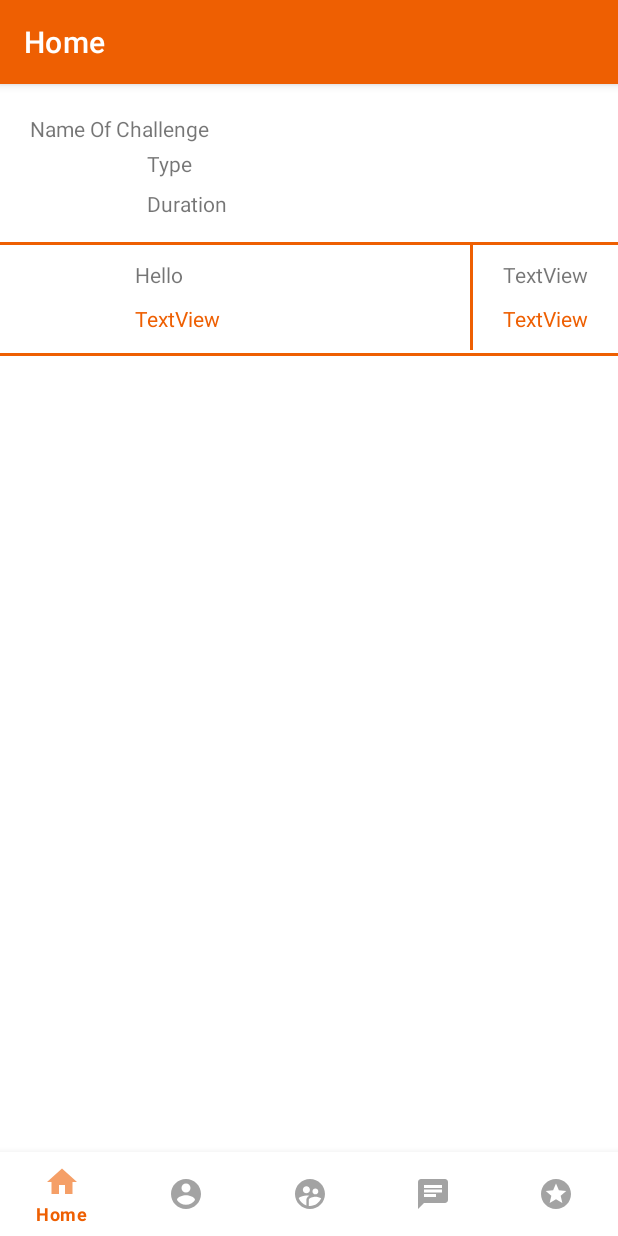
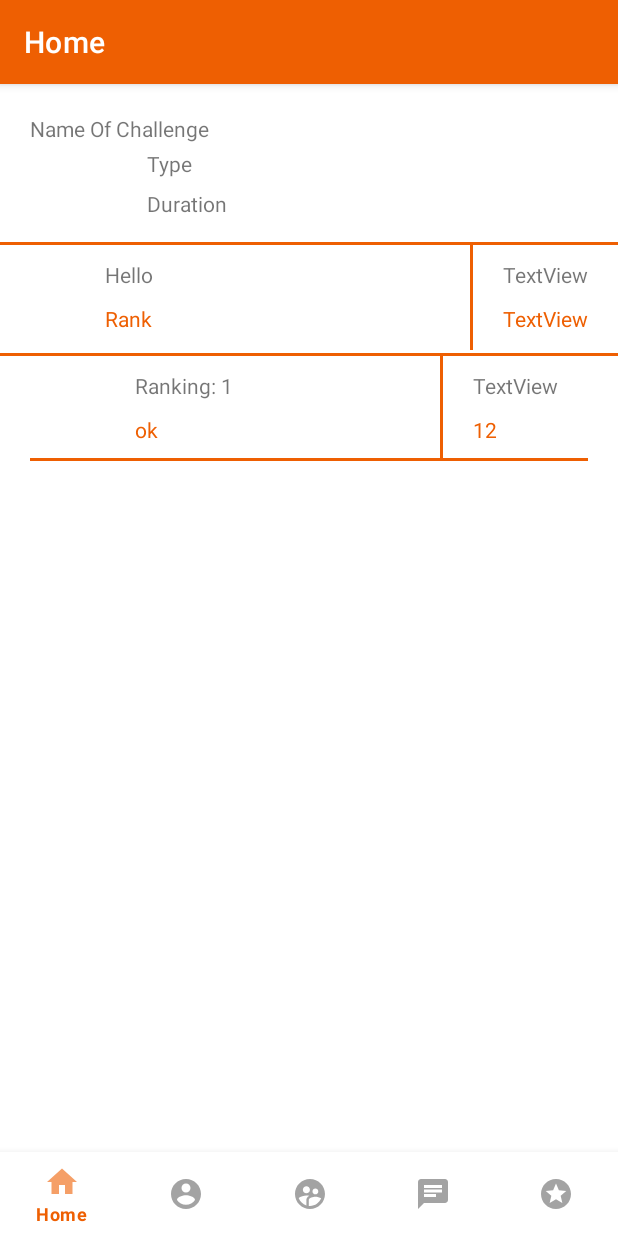
Before and after one commit to HarithaML/LetsCompete, an Android app: the fragment LeaderBoardFragment placed in its activity, on a phone screen of 412 x 824 dp. Run offline under Robolectric (Android 15) with nearby library versions, the phone set to English and light mode, and no system bars; our stand-ins replace Firebase (no records; nobody signed in at launch, a user with empty details on screens opened directly), Room's generated code.

Commit message:
add database thing

```diff
--- a/app/build.gradle
+++ b/app/build.gradle
@@ -30,6 +30,11 @@ android {
 }
 
 dependencies {
+    def room_version = "2.2.5"
+
+    implementation "androidx.room:room-runtime:$room_version"
+    annotationProcessor "androidx.room:room-compiler:$room_version"
+
     implementation 'com.android.support:design:30.0.0'
     implementation 'androidx.appcompat:appcompat:1.2.0'
     implementation 'com.google.android.material:material:1.2.1'
--- /dev/null
+++ b/app/src/main/java/com/example/letscompete/AppDatabase.java
@@ -0,0 +1,30 @@
+package com.example.letscompete;
+
+import android.content.Context;
+
+import androidx.room.Database;
+import androidx.room.Room;
+import androidx.room.RoomDatabase;
+
+@Database(entities = {UserLeaderBoardStats.class}, version = 1)
+public abstract class AppDatabase extends RoomDatabase{
+    private static AppDatabase sInstance;
+    public abstract UserLeaderBoardStatsDao userDao();
+
+    public static AppDatabase getInstance(Context context)
+    {
+        if(sInstance ==null)
+        {
+            //please replace this later
+            sInstance = Room.databaseBuilder(context.getApplicationContext(),
+                    AppDatabase.class, "user-leaderboard").allowMainThreadQueries().build();
+        }
+
+        return sInstance;
+    }
+
+    public static void destroyInstance()
+    {
+        sInstance = null;
+    }
+}
--- /dev/null
+++ b/app/src/main/java/com/example/letscompete/UserLeaderBoardStats.java
@@ -0,0 +1,60 @@
+package com.example.letscompete;
+
+import android.graphics.Bitmap;
+
+import androidx.annotation.NonNull;
+import androidx.room.ColumnInfo;
+import androidx.room.Entity;
+import androidx.room.Ignore;
+import androidx.room.PrimaryKey;
+
+@Entity
+public class UserLeaderBoardStats {
+    @PrimaryKey
+    @NonNull
+    @ColumnInfo(name = "username")
+    public String username;
+
+    @ColumnInfo(name = "rank")
+    public int rank;
+
+    @ColumnInfo(name = "stat")
+    public String stat;
+
+    @Ignore
+    @ColumnInfo(name = "picture")
+    Bitmap picture;
+
+
+    public Bitmap getPicture() {
+        return picture;
+    }
+
+    public void setPicture(Bitmap picture) {
+        this.picture = picture;
+    }
+
+    public int getRank() {
+        return rank;
+    }
+
+    public void setRank(int rank) {
+        this.rank = rank;
+    }
+
+    public String getStat() {
+        return stat;
+    }
+
+    public void setStat(String stat) {
+        this.stat = stat;
+    }
+
+    public String getUsername() {
+        return username;
+    }
+
+    public void setUsername(String username) {
+        this.username = username;
+    }
+}
--- /dev/null
+++ b/app/src/main/java/com/example/letscompete/UserLeaderBoardStatsDao.java
@@ -0,0 +1,27 @@
+package com.example.letscompete;
+
+import androidx.room.Dao;
+import androidx.room.Delete;
+import androidx.room.Insert;
+import androidx.room.OnConflictStrategy;
+import androidx.room.Query;
+
+import java.util.List;
+
+@Dao
+public interface UserLeaderBoardStatsDao {
+    @Query("SELECT * FROM userleaderboardstats")
+    List<UserLeaderBoardStats> getAll();
+
+    @Insert(onConflict = OnConflictStrategy.REPLACE)
+    void insertAll(UserLeaderBoardStats... users);
+
+    @Insert(onConflict = OnConflictStrategy.REPLACE)
+    void insertAllList(List<UserLeaderBoardStats> users);
+
+    @Delete
+    void delete(UserLeaderBoardStats user);
+
+    @Query("Delete from userleaderboardstats")
+    void deleteAll();
+}
--- a/app/src/main/java/com/example/letscompete/adapters/LeaderBoardAdapter.java
+++ b/app/src/main/java/com/example/letscompete/adapters/LeaderBoardAdapter.java
@@ -1,6 +1,7 @@
 package com.example.letscompete.adapters;
 
 import android.media.Image;
+import android.util.Log;
 import android.view.LayoutInflater;
 import android.view.View;
 import android.view.ViewGroup;
@@ -9,11 +10,13 @@ import android.widget.TextView;
 import androidx.recyclerview.widget.RecyclerView;
 
 import com.example.letscompete.R;
+import com.example.letscompete.UserLeaderBoardStats;
+
+import java.util.ArrayList;
+import java.util.List;
 
 public class LeaderBoardAdapter extends RecyclerView.Adapter<LeaderBoardAdapter.ViewHolder> {
-    private String[] localDataSet;
-    private String[] desc;
-    private Image[] images;
+    private List<UserLeaderBoardStats> rankings;
 
     public static class ViewHolder extends RecyclerView.ViewHolder {
         private final TextView rank;
@@ -27,23 +30,27 @@ public class LeaderBoardAdapter extends RecyclerView.Adapter<LeaderBoardAdapter.
 
             rank = (TextView) view.findViewById(R.id.RankLeader);
             user = (TextView) view.findViewById(R.id.UserLeader);
-            stat = (TextView) view.findViewById(R.id.statLeader);
+            stat = (TextView) view.findViewById(R.id.numberLeader);
             profilePic = null;
         }
 
-        public TextView getTextView() {
+        public TextView getRank() {
             return rank;
         }
 
-        public TextView getSub() {
+        public TextView getUser() {
             return user;
         }
 
+        public TextView getStat() {
+            return stat;
+        }
     }
 
-    public LeaderBoardAdapter(String[] dataSet, String[] des) {
-        localDataSet = dataSet;
-        desc = des;
+    public LeaderBoardAdapter(List<UserLeaderBoardStats> rankings) {
+        this.rankings = new ArrayList<>();
+        this.rankings.addAll(rankings);
+        Log.i("calling", "ok");
     }
 
     // Create new views (invoked by the layout manager)
@@ -62,14 +69,16 @@ public class LeaderBoardAdapter extends RecyclerView.Adapter<LeaderBoardAdapter.
 
         // Get element from your dataset at this position and replace the
         // contents of the view with that element
-        viewHolder.getTextView().setText(localDataSet[position]);
-        viewHolder.getSub().setText(desc[position]);
+        Log.i("position", position + "");
+        viewHolder.getRank().setText("Ranking: " + rankings.get(position).getRank() + "");
+        viewHolder.getUser().setText(rankings.get(position).getUsername());
+        viewHolder.getStat().setText(rankings.get(position).getStat());
     }
 
     // Return the size of your dataset (invoked by the layout manager)
     @Override
     public int getItemCount() {
-        return localDataSet.length;
+        return rankings.size();
     }
 
 }
--- a/app/src/main/java/com/example/letscompete/fragments/LeaderBoardFragment.java
+++ b/app/src/main/java/com/example/letscompete/fragments/LeaderBoardFragment.java
@@ -3,12 +3,21 @@ package com.example.letscompete.fragments;
 import android.os.Bundle;
 
 import androidx.fragment.app.Fragment;
+import androidx.recyclerview.widget.LinearLayoutManager;
+import androidx.recyclerview.widget.RecyclerView;
 
+import android.util.Log;
 import android.view.LayoutInflater;
 import android.view.View;
 import android.view.ViewGroup;
 
+import com.example.letscompete.AppDatabase;
 import com.example.letscompete.R;
+import com.example.letscompete.UserLeaderBoardStats;
+import com.example.letscompete.adapters.CustomAdapter;
+import com.example.letscompete.adapters.LeaderBoardAdapter;
+
+import java.util.List;
 
 /**
  * A simple {@link Fragment} subclass.
@@ -21,6 +30,7 @@ public class LeaderBoardFragment extends Fragment {
     // the fragment initialization parameters, e.g. ARG_ITEM_NUMBER
     private static final String ARG_PARAM1 = "param1";
     private static final String ARG_PARAM2 = "param2";
+    private AppDatabase database;
 
     // TODO: Rename and change types of parameters
     private String mParam1;
@@ -55,12 +65,31 @@ public class LeaderBoardFragment extends Fragment {
             mParam1 = getArguments().getString(ARG_PARAM1);
             mParam2 = getArguments().getString(ARG_PARAM2);
         }
+        database = AppDatabase.getInstance(getActivity());
     }
 
     @Override
     public View onCreateView(LayoutInflater inflater, ViewGroup container,
                              Bundle savedInstanceState) {
+        View view = inflater.inflate(R.layout.fragment_leader_board, container, false);
+        UserLeaderBoardStats user = new UserLeaderBoardStats();
+        user.setUsername("ok");
+        user.setRank(1);
+        user.setStat("12");
+        database.userDao().insertAll(user);
         // Inflate the layout for this fragment
-        return inflater.inflate(R.layout.fragment_leader_board, container, false);
+        setLeaderboardStats(view);
+        return view;
+    }
+
+    private void setLeaderboardStats(View view)
+    {
+        RecyclerView content = view.findViewById(R.id.leaderboard_list);
+        List<UserLeaderBoardStats> ok = database.userDao().getAll();
+        Log.i("ok", ok.get(0).stat.toString());
+
+        LeaderBoardAdapter ad = new LeaderBoardAdapter(ok);
+        content.setAdapter(ad);
+        content.setLayoutManager(new LinearLayoutManager(view.getContext()));
     }
 }
--- a/app/src/main/res/layout/fragment_leader_board.xml
+++ b/app/src/main/res/layout/fragment_leader_board.xml
@@ -105,12 +105,13 @@
 
     </include>
 
-    <ListView
+    <androidx.recyclerview.widget.RecyclerView
+        android:id="@+id/leaderboard_list"
         android:layout_width="0dp"
         android:layout_height="0dp"
         app:layout_constraintBottom_toTopOf="@+id/guideline10"
         app:layout_constraintEnd_toStartOf="@+id/guideline6"
         app:layout_constraintStart_toEndOf="@+id/guideline9"
         app:layout_constraintTop_toBottomOf="@+id/view2">
-         </ListView>
+         </androidx.recyclerview.widget.RecyclerView>
 </androidx.constraintlayout.widget.ConstraintLayout>
--- a/app/src/main/res/layout/row_leaderboard.xml
+++ b/app/src/main/res/layout/row_leaderboard.xml
@@ -13,7 +13,6 @@
         android:layout_height="50dp"
         android:layout_marginTop="10dp"
         android:layout_alignParentTop="true"
-        android:layout_marginLeft="20dp"
         tools:srcCompat="@tools:sample/avatars" />
 
     <TextView
@@ -34,7 +33,7 @@
         android:layout_alignStart="@+id/RankLeader"
         android:layout_marginTop="10dp"
         android:layout_marginBottom="10dp"
-        android:text="TextView"
+        android:text="Rank"
         android:textColor="#EE5F02" />
 
     <TextView
```
